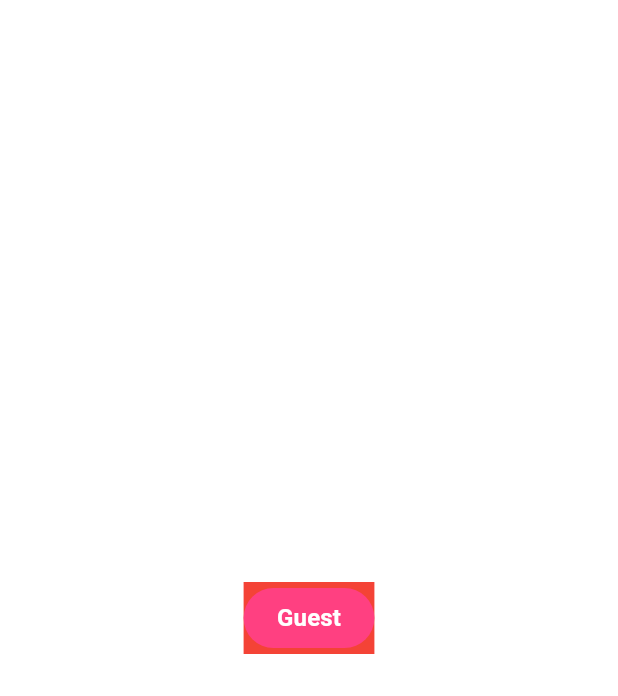
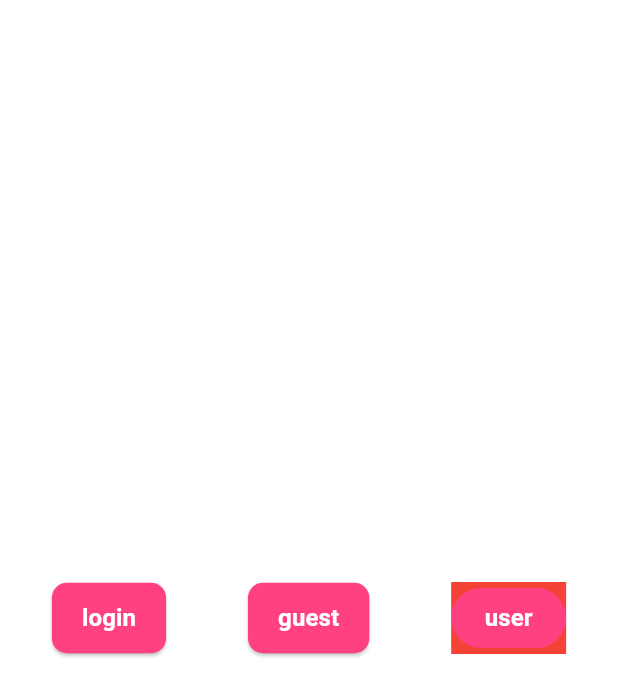
Before and after one commit to kareemHekal/flora_mart, a Flutter app: the screen it shows after launch, on a phone screen of 412 x 824 dp. Shown: the top 696 px of the screen. Run offline on Flutter 3.47's test engine with Material 3 defaults, Android fonts, the phone set to English and light mode, and no system bars; our stand-ins replace dio, easy_localization, flutter_bloc, flutter_screenutil, fluttertoast, get_it and 2 more.

Commit message:
feat(build): finished  add changeGuest and checkGuest features using cubit state managment

```diff
--- a/lib/core/constant.dart
+++ b/lib/core/constant.dart
@@ -5,4 +5,5 @@ class Constant {
   static RegExp regexPass = RegExp(
     r'^(?=.*?[A-Z])(?=.*?[a-z])(?=.*?[0-9])(?=.*?[#?!@$%^&*-]).{8,}$',
   );
+  static const String questCacheKey = "is_quest";
 }
--- a/lib/core/resuable_comp/dialogs.dart
+++ b/lib/core/resuable_comp/dialogs.dart
@@ -10,7 +10,7 @@ class Dialogs {
   // تابع تنفيذ العملية المسموحة
 // } or in widgets        isGuestUser ? Dialogs.showGuestRestrictionDialog(context) : performAllowedOperation();
 
-  static void restrictedAccess(BuildContext context) {
+  static void restrictedAccess(BuildContext context, VoidCallback backButton) {
     showDialog(
       context: context,
       barrierDismissible: false,
@@ -32,9 +32,7 @@ class Dialogs {
           ),
           actions: [
             TextButton(
-              onPressed: () {
-                Navigator.pop(context);
-              },
+              onPressed: backButton,
               child:
                   Text(AppStrings.back, style: TextStyle(color: Colors.grey)),
             ),
--- a/lib/data/datasource_contract/auth_datasource.dart
+++ /dev/null
@@ -1,6 +0,0 @@
-import 'package:dartz/dartz.dart';
-
-abstract class AuthDatasource{
-
- // Future<ApiResult<ResetPasswordResponseEntity>> ResetPassword({required String email,required String NewPassword});
-}
--- /dev/null
+++ b/lib/domain/common/result.dart
@@ -0,0 +1,11 @@
+sealed class Result<T> {}
+
+class Success<T> extends Result<T> {
+  T? data;
+  Success(this.data);
+}
+
+class Error<T> extends Result<T> {
+  Exception? exception;
+  Error(this.exception);
+}
--- /dev/null
+++ b/lib/domain/usecase/changeGuest_usecase.dart
@@ -0,0 +1,12 @@
+import 'package:flora_mart/domain/repo_contract/guest_repo.dart';
+import 'package:injectable/injectable.dart';
+
+@injectable
+class ChangeguestUsecase {
+  final GuestRepo authRepo;
+  ChangeguestUsecase(this.authRepo);
+
+  Future<bool> call({required bool isGuest}) async {
+    return await authRepo.changeGuest(isGuest: isGuest);
+  }
+}
--- /dev/null
+++ b/lib/domain/usecase/checkGuest_usecase.dart
@@ -0,0 +1,13 @@
+import 'package:flora_mart/domain/common/result.dart';
+import 'package:flora_mart/domain/repo_contract/guest_repo.dart';
+import 'package:injectable/injectable.dart';
+
+@injectable
+class CheckGuestUseCase {
+  final GuestRepo authRepo;
+  @factoryMethod
+  CheckGuestUseCase(this.authRepo);
+  Future<Result<bool>> call() async {
+    return await authRepo.checkGuest();
+  }
+}
--- /dev/null
+++ b/lib/presentation/auth/view_model/cubit/auth_cubit.dart
@@ -0,0 +1,57 @@
+import 'dart:developer';
+
+import 'package:flora_mart/domain/common/result.dart';
+import 'package:flora_mart/domain/usecase/changeGuest_usecase.dart';
+import 'package:flora_mart/domain/usecase/checkGuest_usecase.dart';
+import 'package:flora_mart/presentation/auth/view_model/cubit/auth_intent.dart';
+import 'package:flutter/material.dart';
+import 'package:flutter_bloc/flutter_bloc.dart';
+import 'package:injectable/injectable.dart';
+
+part 'auth_state.dart';
+
+@injectable
+class AuthCubit extends Cubit<AuthState> {
+  final CheckGuestUseCase checkGuestUseCase;
+  final ChangeguestUsecase changeGuestUsecase;
+  @factoryMethod
+  AuthCubit(this.checkGuestUseCase, this.changeGuestUsecase)
+      : super(AuthInitial());
+
+  void doIntent(AuthIntent authIntent) {
+    switch (authIntent) {
+      case CheckGuestIntent():
+        _checkGuest();
+        break;
+      case ChangeGuestIntent():
+        _changeGuest(intent: authIntent);
+        break;
+    }
+  }
+
+  static AuthCubit get(context) => BlocProvider.of(context);
+
+  bool? isguest = false;
+  _checkGuest() async {
+    var result = await checkGuestUseCase.call();
+    switch (result) {
+      case Success():
+        isguest = result.data;
+        log("in cubit result: ${result.data}");
+        emit(CeckGuestState(result.data ?? false));
+        break;
+      default:
+        emit(CeckGuestState(false));
+    }
+  }
+
+  _changeGuest({required ChangeGuestIntent intent}) async {
+    bool success = await changeGuestUsecase.call(isGuest: intent.isGuest);
+    if (success) {
+      return _checkGuest();
+    } else {
+      log("Failed to change guest status");
+      emit(CeckGuestState(isguest ?? false)); // ❌ إبقاء الحالة كما هي دون تغيير
+    }
+  }
+}
--- /dev/null
+++ b/lib/presentation/auth/view_model/cubit/auth_intent.dart
@@ -0,0 +1,9 @@
+sealed class AuthIntent {}
+
+class CheckGuestIntent extends AuthIntent {}
+
+class ChangeGuestIntent extends AuthIntent {
+  final bool isGuest;
+
+  ChangeGuestIntent({required this.isGuest});
+}
--- /dev/null
+++ b/lib/presentation/auth/view_model/cubit/auth_state.dart
@@ -0,0 +1,11 @@
+part of 'auth_cubit.dart';
+
+@immutable
+sealed class AuthState {}
+
+final class AuthInitial extends AuthState {}
+
+final class CeckGuestState extends AuthState {
+  final bool isGuest;
+  CeckGuestState(this.isGuest);
+}
--- a/lib/presentation/tabs/home_tab/home_screen.dart
+++ b/lib/presentation/tabs/home_tab/home_screen.dart
@@ -1,20 +1,65 @@
 import 'package:flora_mart/core/resuable_comp/dialogs.dart';
+import 'package:flora_mart/presentation/auth/view_model/cubit/auth_cubit.dart';
+import 'package:flora_mart/presentation/auth/view_model/cubit/auth_intent.dart';
 import 'package:flutter/material.dart';
+import 'package:flutter_bloc/flutter_bloc.dart';
 
 class HomeTabScreen extends StatelessWidget {
   const HomeTabScreen({super.key});
 
   @override
   Widget build(BuildContext context) {
+    //📌📌📌 This code explains the process of changing the value of a guest and 📌📌📌
+    //📌📌📌 checking whether it is a guest or not.📌📌📌
+
+    AuthCubit.get(context).doIntent(CheckGuestIntent());
+
     return Scaffold(
-        body: Center(
-            child: Container(
-      color: Colors.red,
-      child: FilledButton(
-          onPressed: () {
-            return Dialogs.restrictedAccess(context);
-          },
-          child: Text("Guest")),
-    )));
+      body: BlocListener<AuthCubit, AuthState>(
+        listener: (context, state) {
+          if (state is CeckGuestState) {
+            if (state.isGuest) {
+              Dialogs.restrictedAccess(
+                context,
+                () => Navigator.pop(context),
+              );
+            }
+          }
+        },
+        child: Center(
+          child: Row(
+            spacing: 20,
+            mainAxisAlignment: MainAxisAlignment.spaceEvenly,
+            children: [
+              ElevatedButton(
+                  onPressed: () {
+                    AuthCubit.get(context)
+                        .doIntent(ChangeGuestIntent(isGuest: false));
+                  },
+                  child: Text(
+                    "login",
+                    style: TextStyle(color: Colors.white),
+                  )),
+              ElevatedButton(
+                  onPressed: () {
+                    AuthCubit.get(context)
+                        .doIntent(ChangeGuestIntent(isGuest: true));
+                  },
+                  child: Text(
+                    "guest",
+                    style: TextStyle(color: Colors.white),
+                  )),
+              Container(
+                color: Colors.red,
+                child: FilledButton(
+                  onPressed: () {},
+                  child: const Text("user"),
+                ),
+              ),
+            ],
+          ),
+        ),
+      ),
+    );
   }
 }
```
Also changed, not shown: lib/core/cache/shared_pref.dart (+36 -5 lines), lib/data/datasource_contract/guest_datasource.dart (added, +8 -0 lines), lib/data/datasource_impl/auth_datasource_impl.dart (deleted, +0 -47 lines), lib/data/datasource_impl/guest_datasource_impl.dart (added, +31 -0 lines), lib/data/repo_impl/auth_repo_impl.dart (deleted, +0 -25 lines), lib/data/repo_impl/guest_repo_impl.dart (added, +21 -0 lines), lib/domain/repo_contract/auth_repo.dart (deleted, +0 -7 lines), lib/domain/repo_contract/guest_repo.dart (added, +7 -0 lines), lib/main.dart (+6 -1 lines), lib/core/di/di.config.dart, lib/domain/usecase/usecase.dart (deleted).
